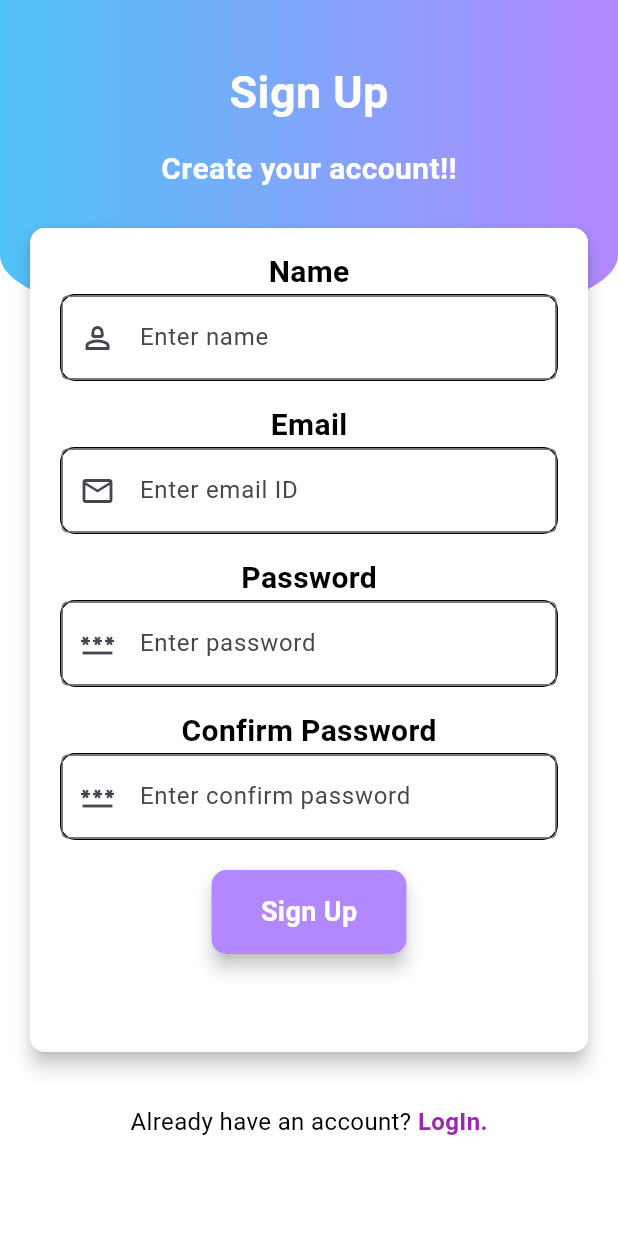
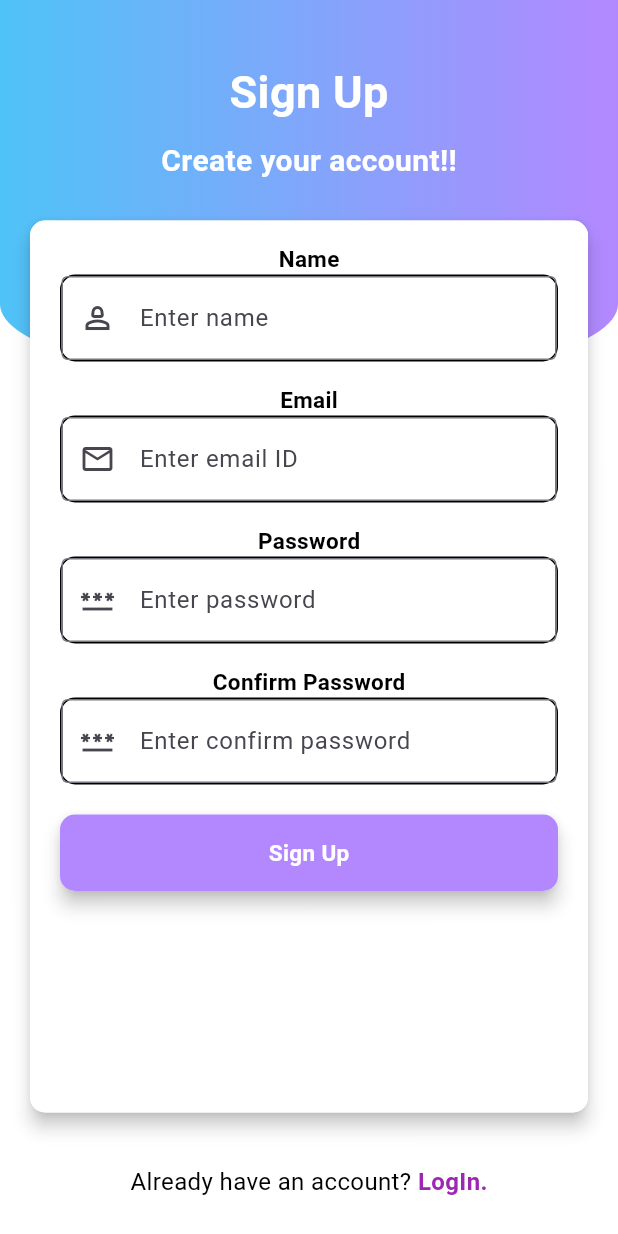
Before and after one commit to Angadthakur/ChatterBox, a Flutter app: the Signup screen opened directly, on a phone screen of 412 x 824 dp. Run offline on Flutter 3.47's test engine with Material 3 defaults, Android fonts, the phone set to English and light mode, and no system bars; our stand-ins replace cloud_firestore, firebase_auth, random_string, responsive_sizer; accounts and stored records are empty.

Commit message:
Upgraded UI

```diff
--- a/lib/pages/signup.dart
+++ b/lib/pages/signup.dart
@@ -1,9 +1,11 @@
 import 'package:chatter_box/pages/home.dart';
+import 'package:chatter_box/pages/login.dart';
 import 'package:chatter_box/service/database.dart';
 import 'package:chatter_box/service/shared_pref.dart';
 import 'package:firebase_auth/firebase_auth.dart';
 import 'package:flutter/material.dart';
 import 'package:random_string/random_string.dart';
+import 'package:responsive_sizer/responsive_sizer.dart';
 
 class Signup extends StatefulWidget {
   const Signup({super.key});
@@ -39,6 +41,7 @@ registration() async{
     String ID =randomAlphaNumeric(10);
 
 
+
     Map<String, dynamic>userInfoMap={
       "Name":namecontroller.text,
       "E-mail":emailcontroller.text,
@@ -48,16 +51,12 @@ registration() async{
     };
 
     await DatabaseMethods().addUserDetails(userInfoMap, ID); // Upload the data to firebse firestore.
-    await SharedPrefHelper().saveUserId(ID);
+
+   /* await SharedPrefHelper().saveUserId(ID);
     await SharedPrefHelper().saveUserDisplayName(namecontroller.text);
     await SharedPrefHelper().saveUserEmail(emailcontroller.text);
     await SharedPrefHelper().saveUserPic("https://cdn-icons-png.flaticon.com/512/4202/4202841.png");
-    await SharedPrefHelper().saveUserName(emailcontroller.text.replaceAll("@gmail.com", ""));
-
-
-
-
-
+    await SharedPrefHelper().saveUserName(emailcontroller.text.replaceAll("@gmail.com", ""));  */
 
     ScaffoldMessenger.of(context).showSnackBar(SnackBar(
         content: Text(
@@ -106,7 +105,9 @@ registration() async{
             child: Stack(
               children: [
                 Container(
-                    height: MediaQuery.of(context).size.height /3.7,
+                    //height: 30.5.h,
+                    height: Adaptive.sp(65.5),
+                    //height: MediaQuery.of(context).size.height /3.7,
                     width: MediaQuery.of(context).size.width,
                     decoration: BoxDecoration(
                         gradient: LinearGradient(
@@ -129,7 +130,7 @@ registration() async{
                         ),
                       ),
                       SizedBox(
-                        height: 15,
+                        height: 10,
                       ),
                       Center(
                         child: Text(
@@ -152,8 +153,9 @@ registration() async{
                           child: Container(
                             padding: EdgeInsets.symmetric(
                                 vertical: 15.0, horizontal: 20.0),
-                            height: MediaQuery.of(context).size.height/1.5,  // 1.5
+                            //height: MediaQuery.of(context).size.height/1.5,  // 1.5
                             width: MediaQuery.of(context).size.width,
+                            height: Adaptive.sp(100),
                             decoration: BoxDecoration(
                                 color: Colors.white,
                                 borderRadius: BorderRadius.circular(10)),
@@ -167,7 +169,7 @@ registration() async{
                                     'Name',
                                     style: TextStyle(
                                         color: Colors.black,
-                                        fontSize: 20,
+                                        fontSize: 15, //20
                                         fontWeight: FontWeight.bold),
                                   ),
                                   Container(
@@ -198,7 +200,7 @@ registration() async{
                                     'Email',
                                     style: TextStyle(
                                         color: Colors.black,
-                                        fontSize: 20,
+                                        fontSize: 15,
                                         fontWeight: FontWeight.bold),
                                   ),
                                   Container(
@@ -228,7 +230,7 @@ registration() async{
                                     'Password',
                                     style: TextStyle(
                                         color: Colors.black,
-                                        fontSize: 20,
+                                        fontSize: 15,
                                         fontWeight: FontWeight.bold),
                                   ),
                                   Container(
@@ -260,7 +262,7 @@ registration() async{
                                     'Confirm Password',
                                     style: TextStyle(
                                         color: Colors.black,
-                                        fontSize: 20,
+                                        fontSize: 15,
                                         fontWeight: FontWeight.bold),
                                   ),
                                   Container(
@@ -309,7 +311,7 @@ registration() async{
                                       elevation: 5.0,
                                       borderRadius: BorderRadius.circular(10.0),
                                       child: Container(
-                                        width: 130.0,
+                                        //width: 130.0,
                                         padding: EdgeInsets.all(15.0),
                                         decoration: BoxDecoration(
                                             color: Color(0xFFB388FF),
@@ -320,7 +322,7 @@ registration() async{
                                             'Sign Up',
                                             style: TextStyle(
                                                 color: Colors.white,
-                                                fontSize: 18.0,
+                                                fontSize: 15.0,
                                                 fontWeight: FontWeight.bold),
                                           ),
                                         ),
@@ -342,12 +344,17 @@ registration() async{
                             style:
                                 TextStyle(color: Colors.black, fontSize: 16.0),
                           ),
-                          Text(
+                          GestureDetector(
+                            onTap:() {
+                              Navigator.push(context, MaterialPageRoute(builder: (context)=>LoginPage()));
+                            },
+                            child: Text(
                               " LogIn.",
                               style: TextStyle(
                                   color: Colors.purple,
                                   fontSize: 16.0,
                                   fontWeight: FontWeight.w600),
+                            ),
                           )
                         ],
                       )
```
Lines whose indentation alone changed are shown as unchanged.
